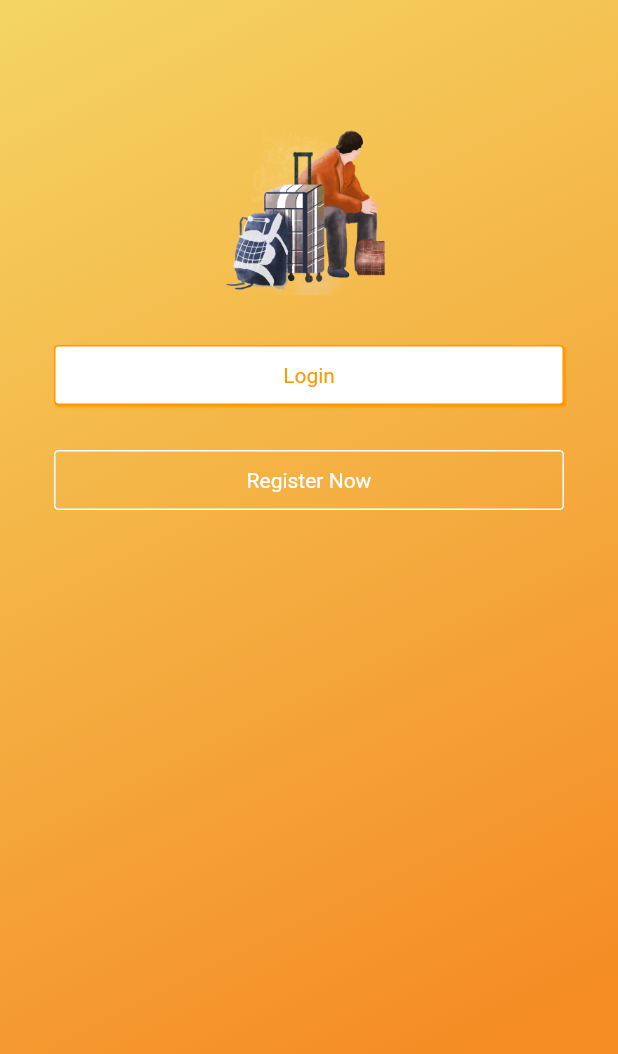
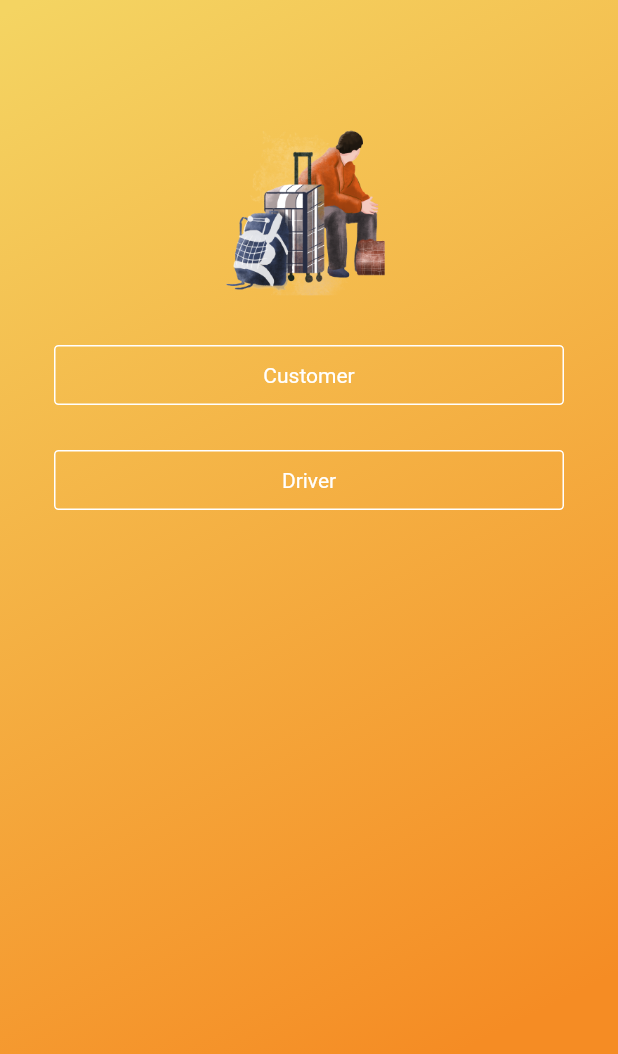
Before and after one commit to sharjeel65/btt, a Flutter app: the screen it shows after launch, on a phone screen of 412 x 824 dp. Shown: the top 1054 px of the screen. Run offline on Flutter 3.47's test engine with Material 2 defaults, Android fonts, the phone set to English and light mode, and no system bars; our stand-ins replace carousel_slider, cloud_firestore, firebase_auth, firebase_core, lottie; accounts and stored records are empty.

```diff
--- a/lib/SplashPage.dart
+++ b/lib/SplashPage.dart
@@ -1,8 +1,7 @@
-import 'package:btt/landingPage.dart';
 import 'package:flutter/foundation.dart';
 import 'package:flutter/material.dart';
 import 'package:flutter/widgets.dart';
-import 'loginPage.dart';
+import 'landingPage1.dart';
 import 'package:lottie/lottie.dart';
 class SplashPage extends StatefulWidget {
   const SplashPage({Key? key}) : super(key: key);
@@ -31,7 +30,7 @@ class _SplashPageState extends State<SplashPage> with TickerProviderStateMixin {
           (value) => Future.delayed(const Duration(seconds: 1)).then(
             (value) => _lottieAnimation.forward().then(
               (value) => Navigator.of(context).pushAndRemoveUntil(
-              MaterialPageRoute(builder: (context) => landingPage()),
+              MaterialPageRoute(builder: (context) => landingPage1()),
                   (route) => false),
         ),
       ),
--- a/lib/dashboardItem.dart
+++ b/lib/dashboardItem.dart
@@ -15,7 +15,7 @@ class _itemState extends State<item> {
       width: 90,
       height: 90,
       decoration: BoxDecoration(
-          color: Colors.orange.shade200,
+          color: Colors.white,
           border: Border.all(width: 2, color: Colors.brown),
           borderRadius: BorderRadius.circular(5),
           boxShadow: [
--- /dev/null
+++ b/lib/landingPage1.dart
@@ -0,0 +1,124 @@
+import 'package:btt/landingPage2.dart';
+import 'package:flutter/material.dart';
+
+class landingPage1 extends StatefulWidget {
+  const landingPage1({Key? key}) : super(key: key);
+
+  @override
+  State<landingPage1> createState() => _landingPage1State();
+}
+
+class _landingPage1State extends State<landingPage1> {
+  @override
+  Widget build(BuildContext context) {
+    return Container(
+      height: double.infinity,
+      width: double.infinity,
+      decoration: BoxDecoration(
+          gradient: LinearGradient(
+            stops: [
+              0.0097,
+              0.83,
+            ],
+            begin: Alignment.topLeft,
+            end: Alignment.bottomRight,
+            colors: [
+              Color(0xFFf4d462),
+              Color(0xFFf58c24),
+            ],
+          )),
+      child: Scaffold(
+        backgroundColor: Colors.transparent,
+        body: Column(
+          children: [
+            Row(
+              children: [
+                Expanded(
+                  child: Center(
+                    child: Container(
+                      margin: EdgeInsets.fromLTRB(0, 80, 0, 0),
+                      width: 120,
+                      height: 120,
+                      decoration: BoxDecoration(
+                          image: DecorationImage(
+                            image: AssetImage('assets/images/1.png'),
+                          )),
+                    ),
+                  ),
+                ),
+              ],
+            ),
+            Row(
+              children: [
+                Expanded(
+                  child: Center(
+                    child: GestureDetector(
+                      onTap: () {
+                        Navigator.of(context).push(MaterialPageRoute(
+                            builder: (context) => landingPage2(
+                              person: 'customer',
+                            )));
+                      },
+                      child: Container(
+                        margin: EdgeInsets.only(top: 30),
+                        width: 340,
+                        height: 40,
+                        decoration: BoxDecoration(
+                          borderRadius: BorderRadius.circular(3),
+                          border: Border.all(color: Colors.white),
+                          color: Colors.transparent,
+                        ),
+                        child: Center(
+                          child: (Text(
+                            'Customer',
+                            style: TextStyle(
+                              color: Colors.white,
+                            ),
+                          )),
+                        ),
+                      ),
+                    ),
+                  ),
+                ),
+              ],
+            ),
+            Row(
+              children: [
+                Expanded(
+                  child: Center(
+                    child: GestureDetector(
+                      onTap: () {
+                        Navigator.of(context).push(MaterialPageRoute(
+                            builder: (context) => landingPage2(
+                              person: 'driver',
+                            )));
+                      },
+                      child: Container(
+                        margin: EdgeInsets.only(top: 30),
+                        width: 340,
+                        height: 40,
+                        decoration: BoxDecoration(
+                          borderRadius: BorderRadius.circular(3),
+                          border: Border.all(color: Colors.white),
+                          color: Colors.transparent,
+                        ),
+                        child: Center(
+                          child: (Text(
+                            'Driver',
+                            style: TextStyle(
+                              color: Colors.white,
+                            ),
+                          )),
+                        ),
+                      ),
+                    ),
+                  ),
+                ),
+              ],
+            ),
+          ],
+        ),
+      ),
+    );
+  }
+}
--- a/lib/landingPage.dart
+++ b/lib/landingPage2.dart
@@ -1,22 +1,22 @@
 import 'package:btt/loginPage.dart';
 import 'package:btt/signupPage.dart';
 import 'package:flutter/material.dart';
-class landingPage extends StatefulWidget {
-  const landingPage({Key? key}) : super(key: key);
+
+class landingPage2 extends StatefulWidget {
+  late String person;
+
+  landingPage2({required this.person});
 
   @override
-  State<landingPage> createState() => _landingPageState();
+  State<landingPage2> createState() => _landingPage2State();
 }
 
-class _landingPageState extends State<landingPage> {
-  void _navigatetosignup(){
-    Navigator.of(context)
-        .push(MaterialPageRoute(builder: (context) => signup_page()));
+class _landingPage2State extends State<landingPage2> {
+  void initState() {
+    super.initState();
+    widget.person;
   }
-  void _navigatetologin(){
-    Navigator.of(context)
-        .push(MaterialPageRoute(builder: (context) => login_page()));
-  }
+
   @override
   Widget build(BuildContext context) {
     return Container(
@@ -61,31 +61,26 @@ class _landingPageState extends State<landingPage> {
                 Expanded(
                   child: Center(
                     child: GestureDetector(
-                      onTap: _navigatetologin,
+                      onTap: () {
+                        Navigator.of(context).push(MaterialPageRoute(
+                            builder: (context) => login_page(
+                                  person: widget.person,
+                                )));
+                      },
                       child: Container(
                         margin: EdgeInsets.only(top: 30),
                         width: 340,
                         height: 40,
                         decoration: BoxDecoration(
                           borderRadius: BorderRadius.circular(3),
-                            border: Border.all(color: Colors.orange),
-                            color: Colors.white,
-                            boxShadow: [
-                              BoxShadow(
-                                color: Colors.orange,
-                                offset: const Offset(
-                                  1.0,
-                                  1.0,
+                          border: Border.all(color: Colors.white),
+                          color: Colors.transparent,
                         ),
-                                blurRadius: 0.5,
-                                spreadRadius: 0.2,
-                              ),
-                            ]),
                         child: Center(
                           child: (Text(
                             'Login',
                             style: TextStyle(
-                              color: Colors.orange,
+                              color: Colors.white,
                             ),
                           )),
                         ),
@@ -100,7 +95,15 @@ class _landingPageState extends State<landingPage> {
                 Expanded(
                   child: Center(
                     child: GestureDetector(
-                      onTap: _navigatetosignup,
+                      onTap: () {
+                        Navigator.of(context).push(
+                          MaterialPageRoute(
+                            builder: (context) => signup_page(
+                              person: widget.person,
+                            ),
+                          ),
+                        );
+                      },
                       child: Container(
                         margin: EdgeInsets.only(top: 30),
                         width: 340,
@@ -123,7 +126,7 @@ class _landingPageState extends State<landingPage> {
                   ),
                 ),
               ],
-            )
+            ),
           ],
         ),
       ),
--- a/pubspec.yaml
+++ b/pubspec.yaml
@@ -38,6 +38,7 @@ dependencies:
   firebase_auth: ^3.3.14
   firebase_core: ^1.14.1
   cloud_firestore: ^3.1.12
+  carousel_slider: ^4.0.0
 
 dev_dependencies:
   flutter_test:
```
Also changed, not shown: lib/dashboard.dart (+65 -16 lines), lib/loginPage.dart (+11 -8 lines), lib/signupPage.dart (+11 -8 lines), pubspec.lock. Lines whose indentation alone changed are shown as unchanged.
